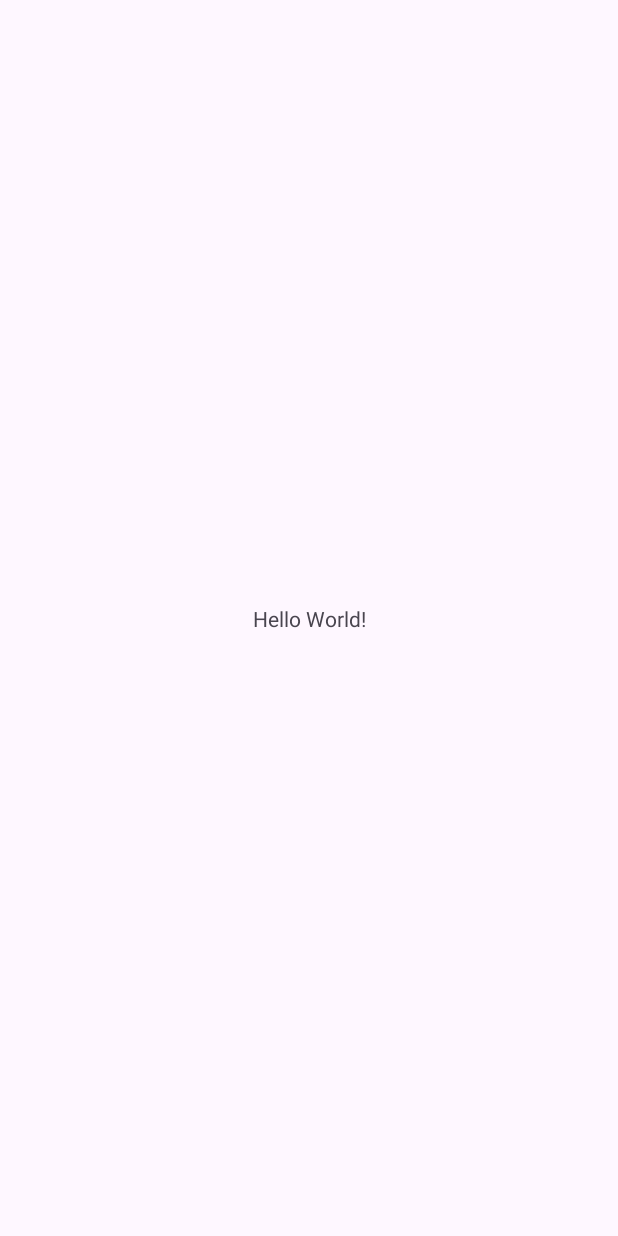
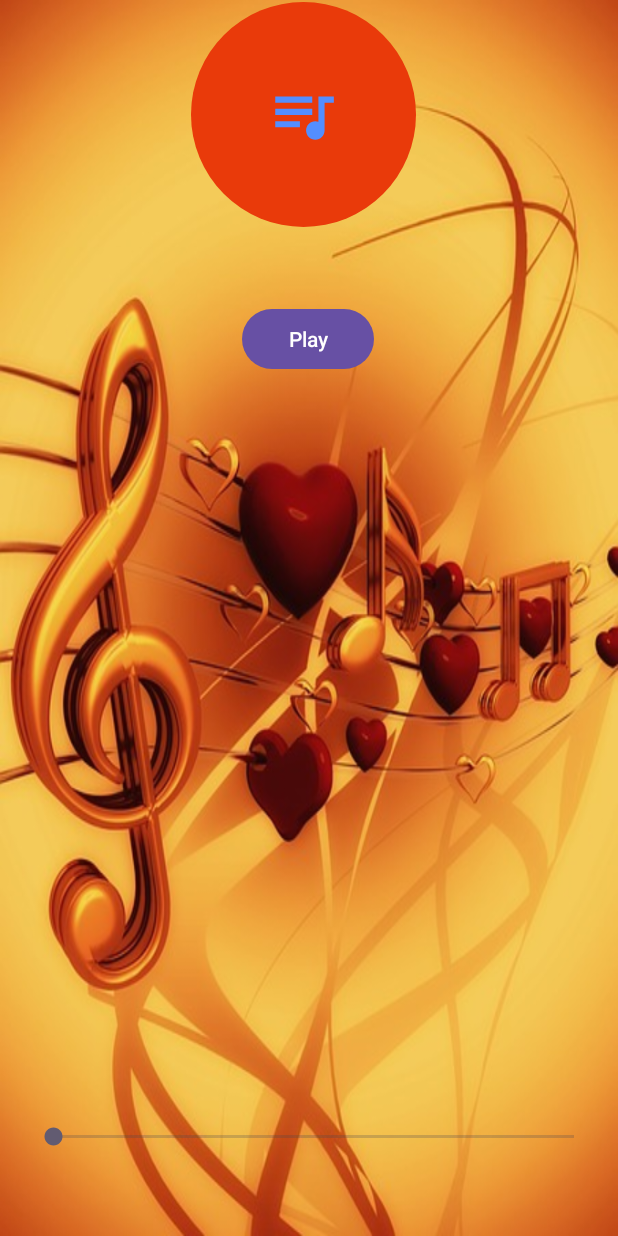
Before and after one commit to Kiranatos/asCore, an Android app: the screen it shows after launch (MainActivity), on a phone screen of 412 x 824 dp. Before the commit the screen is almost empty. Run offline under Robolectric (Android 15) with nearby library versions, the phone set to English and light mode, and no system bars.

Commit message:
18.05.2025

```diff
--- a/asDemo04Audio/app/src/main/java/net/kiranatos/asdemo04audio/MainActivity.java
+++ b/asDemo04Audio/app/src/main/java/net/kiranatos/asdemo04audio/MainActivity.java
@@ -5,8 +5,10 @@ import androidx.appcompat.app.AppCompatActivity;
 import android.media.AudioManager;
 import android.media.MediaPlayer;
 import android.os.Bundle;
+import android.util.Log;
 import android.widget.Button;
 import android.widget.SeekBar;
+import android.view.View;
 
 public class MainActivity extends AppCompatActivity {
 
@@ -19,5 +21,50 @@ public class MainActivity extends AppCompatActivity {
     protected void onCreate(Bundle savedInstanceState) {
         super.onCreate(savedInstanceState);
         setContentView(R.layout.activity_main);
+
+        audioManager = (AudioManager)getSystemService(AUDIO_SERVICE);
+        int maxVolume = audioManager.getStreamMaxVolume(AudioManager.STREAM_MUSIC);
+
+        volumeSeekBar = findViewById(R.id.volumeSeekBar);
+        volumeSeekBar.setMax(maxVolume);
+        volumeSeekBar.setOnSeekBarChangeListener(new SeekBar.OnSeekBarChangeListener() {
+            @Override
+            public void onProgressChanged(SeekBar seekBar, int progress, boolean fromUser) {
+                Log.d("Progress changed: ", "" + progress);
+                audioManager.setStreamVolume(AudioManager.STREAM_MUSIC, progress, 0);
+            }
+
+            @Override
+            public void onStartTrackingTouch(SeekBar seekBar) {
+            }
+
+            @Override
+            public void onStopTrackingTouch(SeekBar seekBar) {
+            }
+        });
+
+        button = findViewById(R.id.playButton);
+        button.setOnClickListener(new View.OnClickListener() {
+            @Override
+            public void onClick(View v) {
+                if (mediaPlayer.isPlaying()) {
+                    pause();
+                } else {
+                    play();
+                }
+            }
+        });
+
+        mediaPlayer = MediaPlayer.create(getApplicationContext(), R.raw.stuff); // file from res/raw/stuff.mp3
+    }
+
+    public void play() {
+        mediaPlayer.start();
+        button.setText("Pause");
+    }
+
+    public void pause() {
+        mediaPlayer.pause();
+        button.setText("Play");
     }
 }
--- /dev/null
+++ b/asDemo04Audio/app/src/main/res/drawable/circle.xml
@@ -0,0 +1,12 @@
+<?xml version="1.0" encoding="utf-8"?>
+<shape xmlns:android="http://schemas.android.com/apk/res/android"
+    android:shape="oval">
+
+    <solid
+        android:color="@color/colorAccent"/>
+
+    <size
+        android:height="240dp"
+        android:width="240dp"/>
+
+</shape>
--- /dev/null
+++ b/asDemo04Audio/app/src/main/res/drawable/ic_queue_music_blue_24dp.xml
@@ -0,0 +1,5 @@
+<vector android:height="24dp" android:tint="#538EFF"
+    android:viewportHeight="24.0" android:viewportWidth="24.0"
+    android:width="24dp" xmlns:android="http://schemas.android.com/apk/res/android">
+    <path android:fillColor="#FF000000" android:pathData="M15,6L3,6v2h12L15,6zM15,10L3,10v2h12v-2zM3,16h8v-2L3,14v2zM17,6v8.18c-0.31,-0.11 -0.65,-0.18 -1,-0.18 -1.66,0 -3,1.34 -3,3s1.34,3 3,3 3,-1.34 3,-3L19,8h3L22,6h-5z"/>
+</vector>
--- a/asDemo04Audio/app/src/main/res/layout/activity_main.xml
+++ b/asDemo04Audio/app/src/main/res/layout/activity_main.xml
@@ -2,17 +2,77 @@
 <androidx.constraintlayout.widget.ConstraintLayout xmlns:android="http://schemas.android.com/apk/res/android"
     xmlns:app="http://schemas.android.com/apk/res-auto"
     xmlns:tools="http://schemas.android.com/tools"
+    android:background="@drawable/background"
     android:layout_width="match_parent"
     android:layout_height="match_parent"
     tools:context=".MainActivity">
 
-    <TextView
+    <!-- Добавив наступні файли з кусового проекту:
+    1) drawable/background.jpg вставляється тут вище в рядку : android:background="@drawable/background"
+    2-3) растові зображення drawable/circle.xml та drawable/ic_queue_music_blue_24dp.xml вставляється тут
+    нижче в тегах ImageView. Не відредаговане пояснення від ГПТ, збережено також в "GPT answers.odt"
+    4) drawable/raw/stuff.mp3 вставляється в MainActivity.java
+    5) drawable/values/styles.xml - не знаю, що робить, бо проект запускався і без цього файла перед цим.
+
+    в drawable/values/colors.xml добавлено 3 рядка, бо 1 з нових кольорів використовується в circle.xml
+    -->
+
+    <Button
+        android:id="@+id/playButton"
         android:layout_width="wrap_content"
         android:layout_height="wrap_content"
-        android:text="Hello World!"
-        app:layout_constraintBottom_toBottomOf="parent"
+        android:layout_marginStart="147dp"
+        android:layout_marginTop="202dp"
+        android:layout_marginEnd="149dp"
+        android:layout_marginBottom="51dp"
+        android:text="Play"
         app:layout_constraintEnd_toEndOf="parent"
         app:layout_constraintStart_toStartOf="parent"
         app:layout_constraintTop_toTopOf="parent" />
 
+    <SeekBar
+        android:id="@+id/volumeSeekBar"
+        android:layout_width="379dp"
+        android:layout_height="32dp"
+        android:layout_marginTop="29dp"
+        android:layout_marginBottom="50dp"
+        app:layout_constraintBottom_toBottomOf="parent"
+        app:layout_constraintEnd_toEndOf="parent"
+        app:layout_constraintHorizontal_bias="0.6"
+        app:layout_constraintStart_toStartOf="parent"
+        app:layout_constraintTop_toBottomOf="@+id/playButton"
+        app:layout_constraintVertical_bias="1.0" />
+
+    <ImageView
+        android:id="@+id/imageView1"
+        android:elevation="16dp"
+        android:translationZ="16dp"
+        android:layout_width="150dp"
+        android:layout_height="150dp"
+        android:layout_marginStart="162dp"
+        android:layout_marginTop="52dp"
+        android:layout_marginEnd="170dp"
+        android:layout_marginBottom="101dp"
+        app:layout_constraintBottom_toTopOf="@+id/playButton"
+        app:layout_constraintEnd_toEndOf="parent"
+        app:layout_constraintStart_toStartOf="parent"
+        app:layout_constraintTop_toTopOf="parent"
+        app:srcCompat="@drawable/circle" />
+
+    <ImageView
+        android:id="@+id/imageView2"
+        android:elevation="32dp"
+        android:translationZ="32dp"
+        android:layout_width="52dp"
+        android:layout_height="49dp"
+        android:layout_marginStart="162dp"
+        android:layout_marginTop="52dp"
+        android:layout_marginEnd="170dp"
+        android:layout_marginBottom="101dp"
+        app:layout_constraintBottom_toTopOf="@+id/playButton"
+        app:layout_constraintEnd_toEndOf="parent"
+        app:layout_constraintStart_toStartOf="parent"
+        app:layout_constraintTop_toTopOf="parent"
+        app:srcCompat="@drawable/ic_queue_music_blue_24dp" />
+
 </androidx.constraintlayout.widget.ConstraintLayout>
--- a/asDemo04Audio/app/src/main/res/values/colors.xml
+++ b/asDemo04Audio/app/src/main/res/values/colors.xml
@@ -2,4 +2,7 @@
 <resources>
     <color name="black">#FF000000</color>
     <color name="white">#FFFFFFFF</color>
+    <color name="colorPrimary">#f29c08</color>
+    <color name="colorPrimaryDark">#d28004</color>
+    <color name="colorAccent">#e93a0a</color>
 </resources>
--- /dev/null
+++ b/asDemo04Audio/app/src/main/res/values/styles.xml
@@ -0,0 +1,11 @@
+<resources>
+
+    <!-- Base application theme. -->
+    <style name="AppTheme" parent="Theme.AppCompat.Light.DarkActionBar">
+        <!-- Customize your theme here. -->
+        <item name="colorPrimary">@color/colorPrimary</item>
+        <item name="colorPrimaryDark">@color/colorPrimaryDark</item>
+        <item name="colorAccent">@color/colorAccent</item>
+    </style>
+
+</resources>
```
Also changed, not shown: asDemo04Audio/app/src/main/res/drawable/background.jpg (added), 10 other files.
